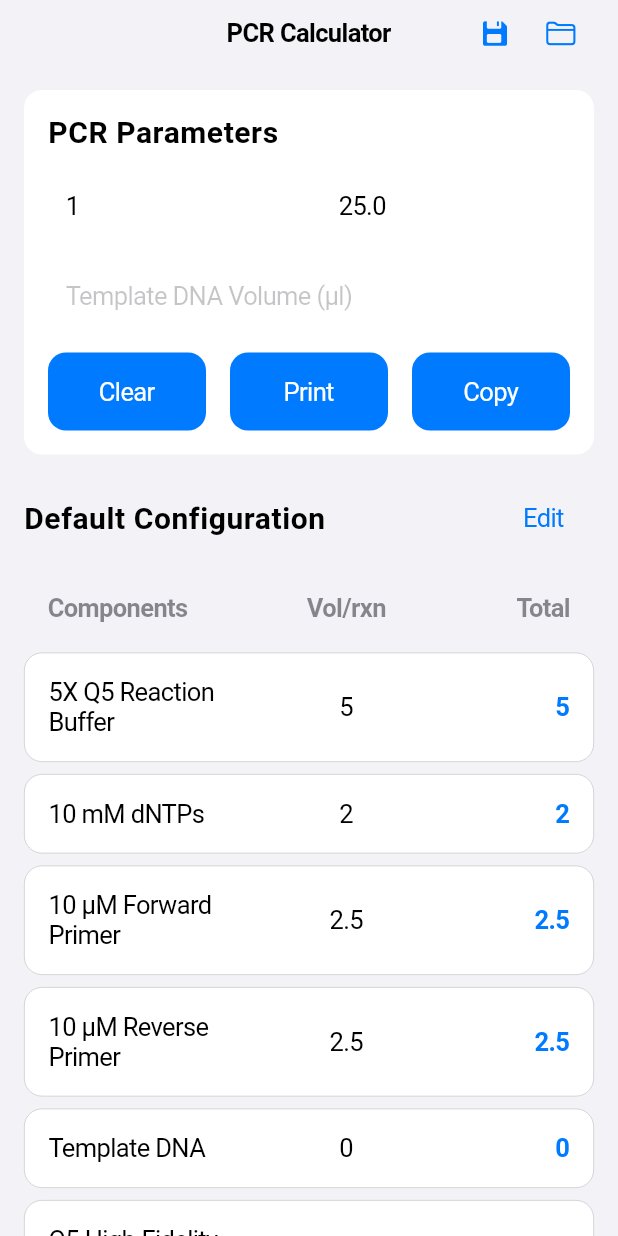
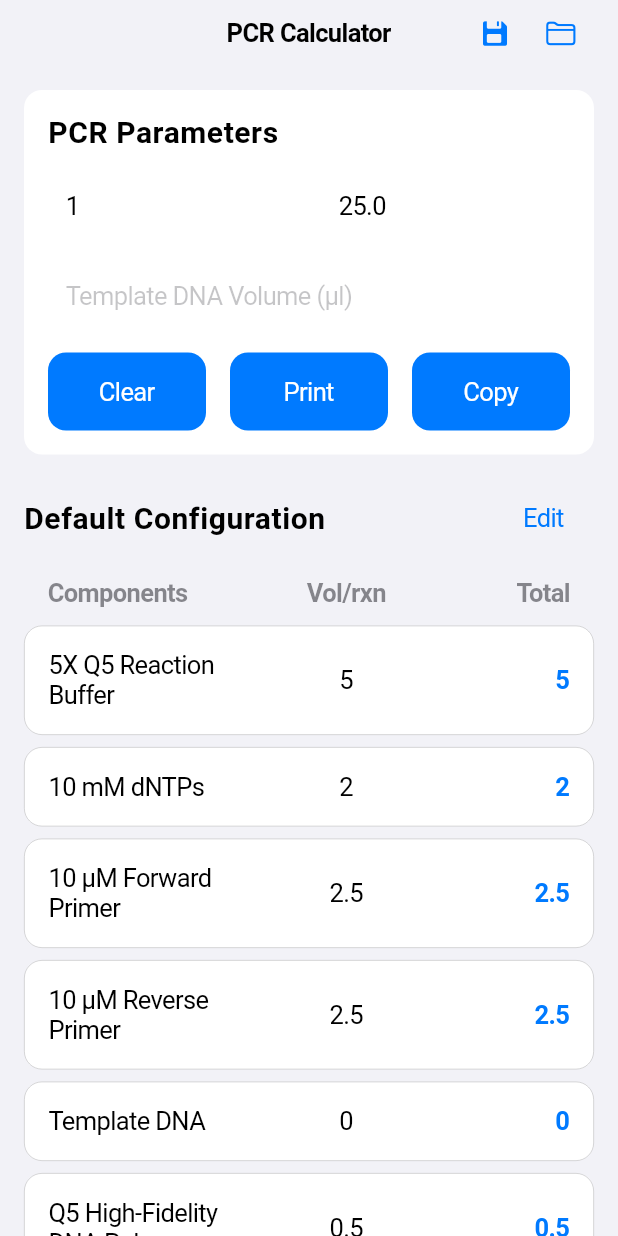
Before and after one commit to alextu870719/Lab-Studio, a Flutter app: the screen it shows after launch, on a phone screen of 412 x 824 dp. Run offline on Flutter 3.47's test engine with Material 3 defaults, Android fonts, the phone set to English and light mode, and no system bars; our stand-ins replace printing, shared_preferences.

Commit message:
Optimize header row spacing for better visual cohesion
- Reduce vertical padding from 12.0 to 6.0 for more compact headers
- Change margin from symmetric 4.0 to bottom-only 2.0
- Makes header rows closer to reagent list items
- Improves visual grouping and reduces wasted space
- Applied to both normal and edit mode headers consistently
- Maintains readability while achieving tighter layout

```diff
--- a/lib/main.dart
+++ b/lib/main.dart
@@ -739,8 +739,8 @@ class _PcrCalculatorPageState extends State<PcrCalculatorPage> {
               // Header row for normal display mode
               if (!_isEditMode)
                 Container(
-                  margin: const EdgeInsets.symmetric(vertical: 4.0),
-                  padding: const EdgeInsets.symmetric(horizontal: 16.0, vertical: 12.0),
+                  margin: const EdgeInsets.only(bottom: 2.0),
+                  padding: const EdgeInsets.symmetric(horizontal: 16.0, vertical: 6.0),
                   child: Row(
                     children: [
                       Expanded(
@@ -782,8 +782,8 @@ class _PcrCalculatorPageState extends State<PcrCalculatorPage> {
               // Header row for edit mode
               if (_isEditMode)
                 Container(
-                  margin: const EdgeInsets.symmetric(vertical: 4.0),
-                  padding: const EdgeInsets.symmetric(horizontal: 16.0, vertical: 12.0),
+                  margin: const EdgeInsets.only(bottom: 2.0),
+                  padding: const EdgeInsets.symmetric(horizontal: 16.0, vertical: 6.0),
                   child: Row(
                     children: [
                       Expanded(
```
